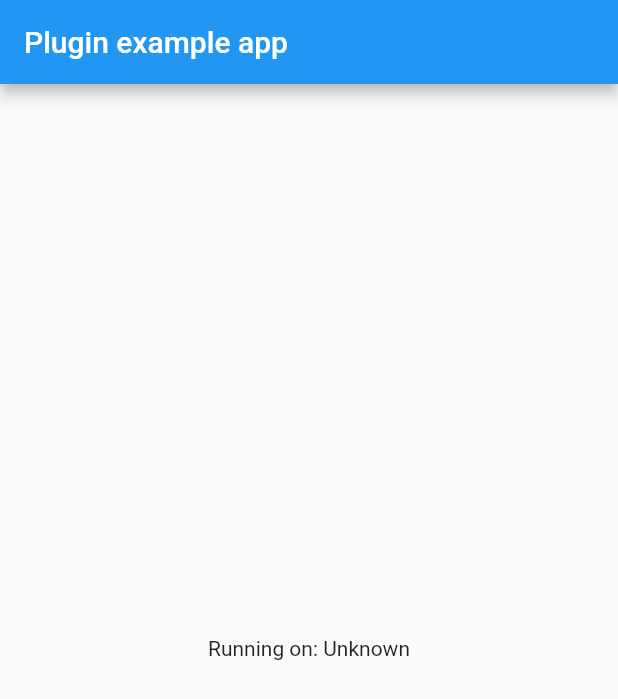
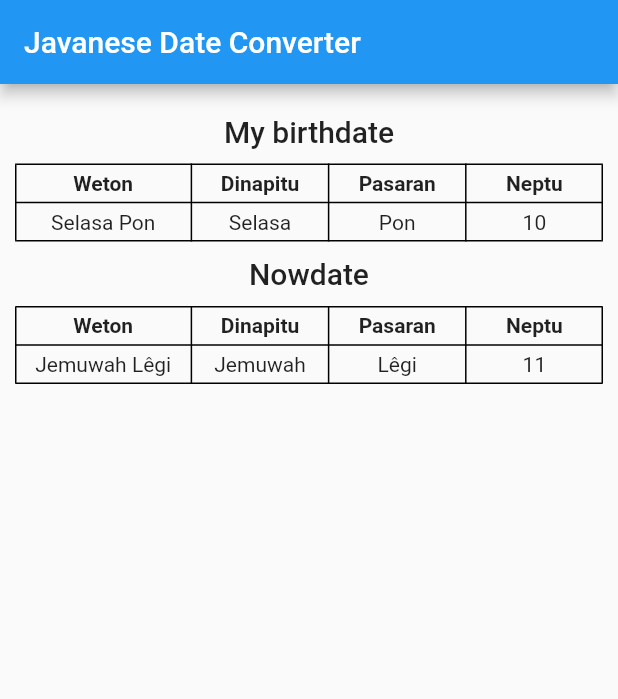
Before and after one commit to munyaaa/javanese-date-converter, a Flutter app: the screen it shows after launch, on a phone screen of 412 x 824 dp. Shown: the top 699 px of the screen. Run offline on Flutter 3.47's test engine with Material 2 defaults, Android fonts, the light colour scheme and no system bars.

Commit message:
add example, add some explanation documentation, add md documentation

```diff
--- /dev/null
+++ b/example/lib/j_content.dart
@@ -0,0 +1,18 @@
+import 'package:flutter/material.dart';
+
+class JContent extends StatelessWidget {
+  final String text;
+
+  const JContent({Key key, @required this.text}) : super(key: key);
+
+  @override
+  Widget build(BuildContext context) {
+    return Padding(
+      padding: const EdgeInsets.all(5.0),
+      child: Text(
+        text,
+        textAlign: TextAlign.center,
+      ),
+    );
+  }
+}
--- /dev/null
+++ b/example/lib/j_title.dart
@@ -0,0 +1,21 @@
+import 'package:flutter/material.dart';
+
+class JTitle extends StatelessWidget {
+  final String text;
+
+  const JTitle({Key key, @required this.text}) : super(key: key);
+
+  @override
+  Widget build(BuildContext context) {
+    return Padding(
+      padding: const EdgeInsets.all(5.0),
+      child: Text(
+        text,
+        textAlign: TextAlign.center,
+        style: TextStyle(
+          fontWeight: FontWeight.bold,
+        ),
+      ),
+    );
+  }
+}
--- a/example/lib/main.dart
+++ b/example/lib/main.dart
@@ -1,5 +1,7 @@
 import 'package:flutter/material.dart';
-import 'dart:async';
+import 'package:javanese_date_converter/javanese_date_converter.dart';
+import 'package:javanese_date_converter_example/j_content.dart';
+import 'package:javanese_date_converter_example/j_title.dart';
 
 void main() {
   runApp(MyApp());
@@ -11,17 +13,14 @@ class MyApp extends StatefulWidget {
 }
 
 class _MyAppState extends State<MyApp> {
-  String _platformVersion = 'Unknown';
+  JavaneseDate _javaneseDate;
+  JavaneseDate _javaneseDateNow;
 
   @override
   void initState() {
     super.initState();
-    initPlatformState();
-  }
-
-  // Platform messages are asynchronous, so we initialize in an async method.
-  Future<void> initPlatformState() async {
-
+    _javaneseDate = JavaneseDate(day: 27, month: 7, year: 1999);
+    _javaneseDateNow = JavaneseDate.fromDateTime(DateTime.now());
   }
 
   @override
@@ -29,10 +28,72 @@ class _MyAppState extends State<MyApp> {
     return MaterialApp(
       home: Scaffold(
         appBar: AppBar(
-          title: const Text('Plugin example app'),
+          title: const Text('Javanese Date Converter'),
         ),
-        body: Center(
-          child: Text('Running on: $_platformVersion\n'),
+        body: Container(
+          margin: EdgeInsets.all(10.0),
+          child: Column(
+            children: [
+              Column(
+                children: [
+                  Container(
+                    margin: EdgeInsets.symmetric(vertical: 10.0),
+                    child: Text(
+                      "My birthdate",
+                      style: Theme.of(context).textTheme.headline6,
+                    ),
+                  ),
+                  Table(
+                    columnWidths: {0: FractionColumnWidth(.3)},
+                    border: TableBorder.all(),
+                    children: [
+                      TableRow(children: [
+                        JTitle(text: "Weton"),
+                        JTitle(text: "Dinapitu"),
+                        JTitle(text: "Pasaran"),
+                        JTitle(text: "Neptu"),
+                      ]),
+                      TableRow(children: [
+                        JContent(text: "${_javaneseDate.wetonan.weton}"),
+                        JContent(text: "${_javaneseDate.dinapitu}"),
+                        JContent(text: "${_javaneseDate.pasaran.toString()}"),
+                        JContent(text: "${_javaneseDate.wetonan.neptu}"),
+                      ]),
+                    ],
+                  ),
+                ],
+              ),
+              Column(
+                children: [
+                  Container(
+                    margin: EdgeInsets.symmetric(vertical: 10.0),
+                    child: Text(
+                      "Nowdate",
+                      style: Theme.of(context).textTheme.headline6,
+                    ),
+                  ),
+                  Table(
+                    columnWidths: {0: FractionColumnWidth(.3)},
+                    border: TableBorder.all(),
+                    children: [
+                      TableRow(children: [
+                        JTitle(text: "Weton"),
+                        JTitle(text: "Dinapitu"),
+                        JTitle(text: "Pasaran"),
+                        JTitle(text: "Neptu"),
+                      ]),
+                      TableRow(children: [
+                        JContent(text: "${_javaneseDateNow.wetonan.weton}"),
+                        JContent(text: "${_javaneseDateNow.dinapitu}"),
+                        JContent(text: "${_javaneseDateNow.pasaran.toString()}"),
+                        JContent(text: "${_javaneseDateNow.wetonan.neptu}"),
+                      ]),
+                    ],
+                  ),
+                ],
+              ),
+            ],
+          ),
         ),
       ),
     );
--- a/lib/javanese_date/wetonan.dart
+++ b/lib/javanese_date/wetonan.dart
@@ -3,6 +3,7 @@ import 'package:javanese_date_converter/javanese_date/javanese_date.dart';
 import 'package:javanese_date_converter/javanese_date/pasaran.dart';
 
 abstract class IWetonan {
+  /// Value that counted from pasaran and day (weton)
   int get neptu;
   int get dayNeptu;
   int get pasaranNeptu;
--- a/pubspec.yaml
+++ b/pubspec.yaml
@@ -1,6 +1,6 @@
 name: javanese_date_converter
 description: A new flutter plugin project.
-version: 1.0.0
+version: 0.0.1
 author:
 homepage:
 
```
Also changed, not shown: example/pubspec.lock, 2 other files.
